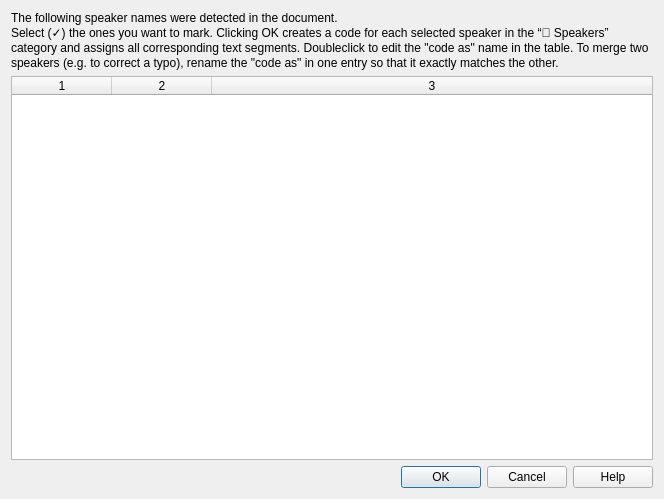
Above: src/GUI_UIs/ui_dialog_speakers.ui from ccbogel/QualCoder before the change. Below: the same form after it.
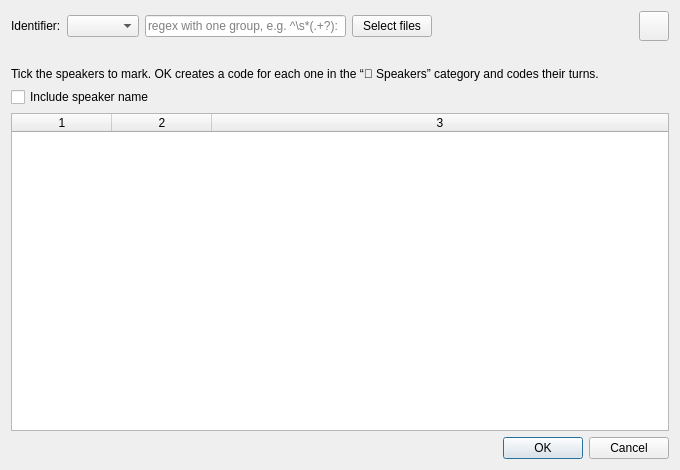
That is the form after the change.

Patch:
```diff
--- a/src/GUI_UIs/ui_dialog_speakers.ui
+++ b/src/GUI_UIs/ui_dialog_speakers.ui
@@ -6,40 +6,136 @@
    <rect>
     <x>0</x>
     <y>0</y>
-    <width>664</width>
-    <height>499</height>
+    <width>680</width>
+    <height>470</height>
    </rect>
   </property>
+  <property name="minimumSize">
+   <size>
+    <width>560</width>
+    <height>360</height>
+   </size>
+  </property>
   <property name="windowTitle">
    <string>Mark Speakers</string>
   </property>
   <layout class="QVBoxLayout" name="verticalLayout">
    <item>
-    <widget class="QLabel" name="label">
-     <property name="sizePolicy">
-      <sizepolicy hsizetype="Preferred" vsizetype="Minimum">
-       <horstretch>0</horstretch>
-       <verstretch>0</verstretch>
-      </sizepolicy>
+    <layout class="QHBoxLayout" name="horizontalLayout_top">
+     <item>
+      <widget class="QLabel" name="label_identifier">
+       <property name="text">
+        <string>Identifier:</string>
+       </property>
+      </widget>
+     </item>
+     <item>
+      <widget class="QComboBox" name="comboBox_identifier">
+       <property name="toolTip">
+        <string>How each speaker is marked at the start of a line: Name: , #Name: , @Name: , [Name] , {Name} , or a custom pattern. Auto-detect picks the format with the most turns.</string>
+       </property>
+      </widget>
+     </item>
+     <item>
+      <widget class="QLineEdit" name="lineEdit_custom">
+       <property name="minimumSize">
+        <size>
+         <width>170</width>
+         <height>0</height>
+        </size>
+       </property>
+       <property name="toolTip">
+        <string>Custom regular expression. It must contain one capture group for the speaker name. Example: ^\s*&gt;&gt;\s*(.+?):</string>
+       </property>
+       <property name="placeholderText">
+        <string>regex with one group, e.g. ^\s*(.+?):</string>
+       </property>
+      </widget>
+     </item>
+     <item>
+      <widget class="QPushButton" name="pushButton_select_files">
+       <property name="toolTip">
+        <string>Choose which text files to scan for speakers. You can mark speakers across several files at once.</string>
+       </property>
+       <property name="text">
+        <string>Select files</string>
+       </property>
+      </widget>
+     </item>
+     <item>
+      <spacer name="horizontalSpacer_top">
+       <property name="orientation">
+        <enum>Qt::Orientation::Horizontal</enum>
+       </property>
+       <property name="sizeHint" stdset="0">
+        <size>
+         <width>10</width>
+         <height>10</height>
+        </size>
+       </property>
+      </spacer>
+     </item>
+     <item>
+      <widget class="QPushButton" name="pushButton_help">
+       <property name="minimumSize">
+        <size>
+         <width>30</width>
+         <height>30</height>
+        </size>
+       </property>
+       <property name="maximumSize">
+        <size>
+         <width>30</width>
+         <height>30</height>
+        </size>
+       </property>
+       <property name="toolTip">
+        <string>Help</string>
+       </property>
+       <property name="text">
+        <string/>
+       </property>
+      </widget>
+     </item>
+    </layout>
+   </item>
+   <item>
+    <widget class="QLabel" name="label_info">
+     <property name="toolTip">
+      <string>Number of speakers and turns detected with the current identifier and files.</string>
      </property>
-     <property name="minimumSize">
-      <size>
-       <width>0</width>
-       <height>50</height>
-      </size>
+     <property name="text">
+      <string/>
      </property>
-     <property name="maximumSize">
-      <size>
-       <width>16777215</width>
-       <height>500</height>
-      </size>
+    </widget>
+   </item>
+   <item>
+    <layout class="QHBoxLayout" name="horizontalLayout_options">
+     <item>
+      <widget class="QLabel" name="label">
+       <property name="toolTip">
+        <string>Double-click a &quot;code as&quot; cell to rename a speaker. Give two rows the same &quot;code as&quot; to merge them, for example to fix a typo.</string>
+       </property>
+       <property name="text">
+        <string>Tick the speakers to mark. OK creates a code for each one in the “📌 Speakers” category and codes their turns.</string>
+       </property>
+       <property name="wordWrap">
+        <bool>true</bool>
+       </property>
+      </widget>
+     </item>
+    </layout>
+   </item>
+   <item>
+    <widget class="QCheckBox" name="checkBox_include_name">
+     <property name="toolTip">
+      <string>Code the whole turn including the speaker label. Uncheck to code only the response text, without the name.</string>
      </property>
      <property name="text">
-      <string>The following speaker names were detected in the document. 
-Select (✓) the ones you want to mark. Clicking OK creates a code for each selected speaker in the “📌 Speakers” category and assigns all corresponding text segments. Doubleclick to edit the &quot;code as&quot; name in the table. To merge two speakers (e.g. to correct a typo), rename the &quot;code as&quot; in one entry so that it exactly matches the other.</string>
+      <string>Include speaker name</string>
      </property>
-     <property name="wordWrap">
-      <bool>true</bool>
+     <property name="checked">
+      <bool>false</bool>
      </property>
     </widget>
    </item>
@@ -80,7 +176,7 @@
       <enum>Qt::Horizontal</enum>
      </property>
      <property name="standardButtons">
-      <set>QDialogButtonBox::Cancel|QDialogButtonBox::Help|QDialogButtonBox::Ok</set>
+      <set>QDialogButtonBox::StandardButton::Cancel|QDialogButtonBox::StandardButton::Ok</set>
      </property>
     </widget>
    </item>
```
Left out of the diff: 8 changed lines with no effect on the pictures.
